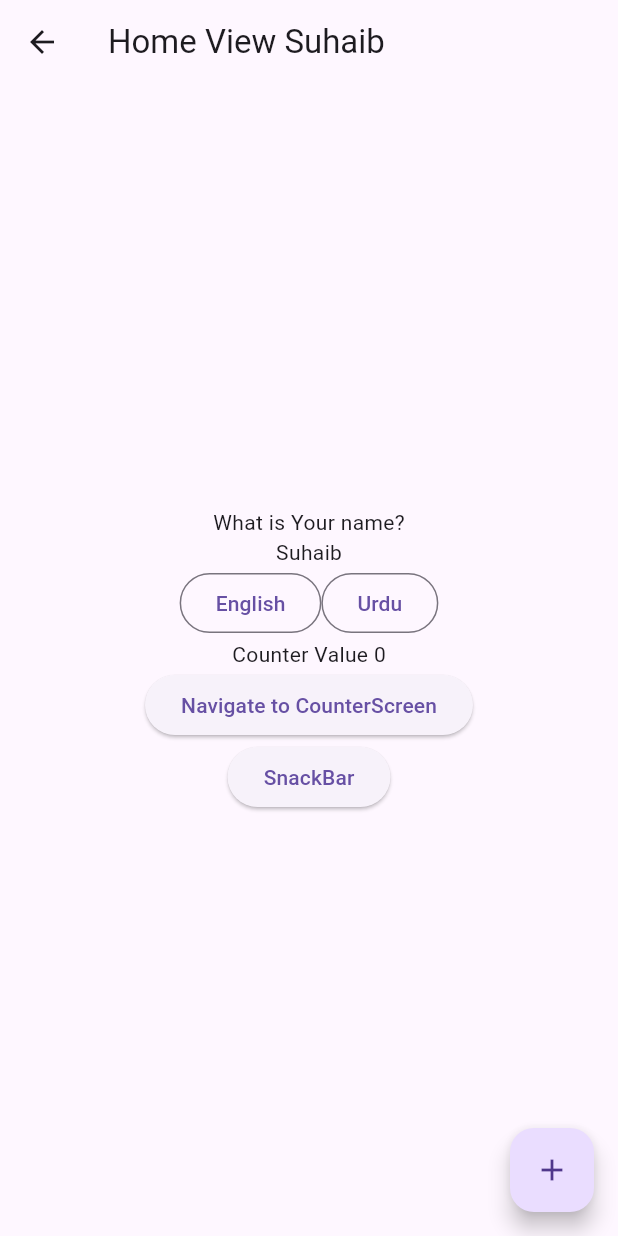
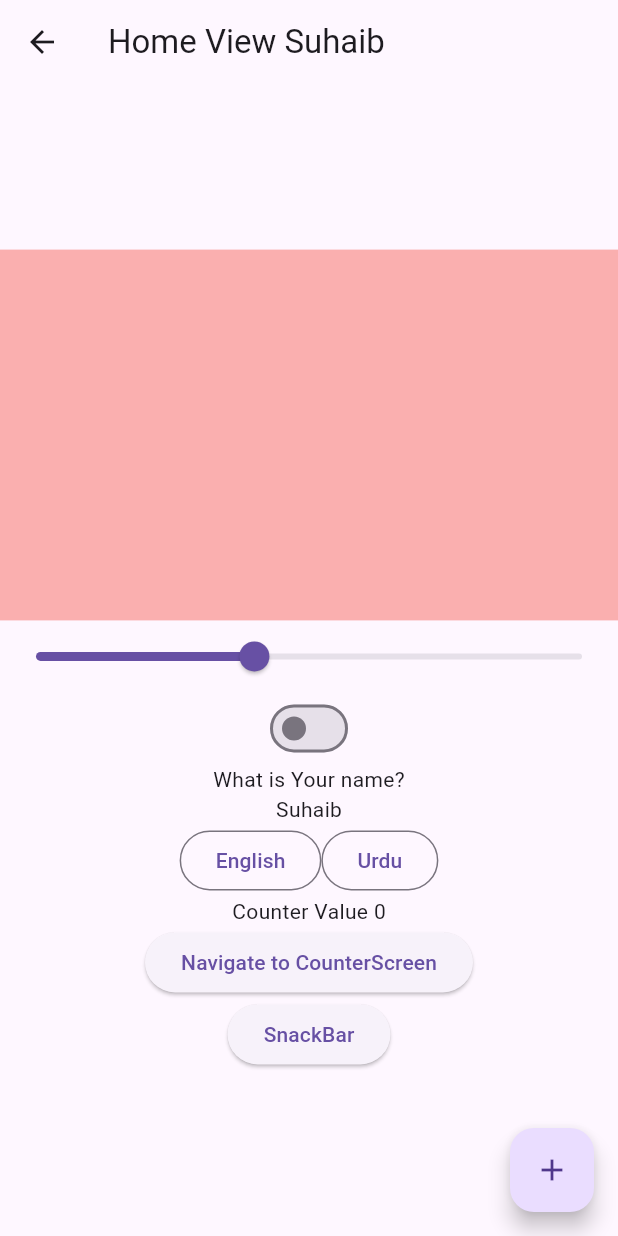
Before and after one commit to Suhaibusman/Getx_Practice, a Flutter app: the screen it shows after launch, after a tap on "Navigate to Home", on a phone screen of 412 x 824 dp. Run offline on Flutter 3.47's test engine with Material 3 defaults, Android fonts, the light colour scheme and no system bars; our stand-ins replace get.

Commit message:
Theme Mode Done

```diff
--- a/lib/controller/home_controller.dart
+++ b/lib/controller/home_controller.dart
@@ -0,0 +1,22 @@
+import 'package:flutter/material.dart';
+import 'package:get/get.dart';
+
+class HomeController extends GetxController {
+
+  Rx<double> opacity= 0.4.obs;
+
+  setOpacity(double value){
+    opacity.value = value;
+  }
+
+Rx<bool> isSwitched = false.obs;
+
+  void setIsSwitched(bool value) {
+    isSwitched.value = value;
+  if (isSwitched.isTrue) {
+      Get.changeTheme(ThemeData.dark());
+  } else {
+     Get.changeTheme(ThemeData.light());
+  }
+  }
+}
--- a/lib/main.dart
+++ b/lib/main.dart
@@ -1,8 +1,11 @@
 import 'package:flutter/material.dart';
 import 'package:get/get.dart';
+import 'package:getx_practice/controller/home_controller.dart';
 import 'package:getx_practice/localization/languages.dart';
 import 'package:getx_practice/ui/counter_view.dart';
 import 'package:getx_practice/ui/home_view.dart';
+
+
 
 void main() {
   runApp(const MyApp());
@@ -14,15 +17,19 @@ class MyApp extends StatelessWidget {
   // This widget is the root of your application.
   @override
   Widget build(BuildContext context) {
+    Get.lazyPut(() => HomeController());
+     HomeController homeController = Get.find<HomeController>();
     return  GetMaterialApp(
       debugShowCheckedModeBanner: false,
       home: const CounterView(),
       locale: const Locale("en","US"),
       translations: Languages(),
       fallbackLocale: const Locale("en","US"),
-      theme: ThemeData(
-        primarySwatch: Colors.blue,
-      ),
+      theme: ThemeData.light(), // Initial theme
+      darkTheme: ThemeData.dark(), // Initial dark theme
+      themeMode: homeController.isSwitched.isTrue
+          ? ThemeMode.dark
+          : ThemeMode.light,
       getPages: [
         GetPage(
           name: '/',
--- a/lib/ui/counter_view.dart
+++ b/lib/ui/counter_view.dart
@@ -22,6 +22,10 @@ class CounterView extends StatelessWidget {
             Get.toNamed("/homeView" ,  parameters: {"name": "Suhaib"});
             // Get.to(const HomeView());
           }, child: const Text("Navigate to Home")),
+          const SizedBox(height: 20,),
+          ElevatedButton(onPressed: (){
+             Get.changeTheme(ThemeData.dark());
+          }, child: Text("theme")),
            ElevatedButton(onPressed: (){
             Get.bottomSheet(Container(
                color: Colors.blue,
--- a/lib/ui/home_view.dart
+++ b/lib/ui/home_view.dart
@@ -4,6 +4,8 @@ import 'package:get/get.dart';
 
 import 'package:getx_practice/controller/counter_controller.dart';
 import 'package:getx_practice/ui/counter_view.dart';
+
+import '../controller/home_controller.dart';
 
 // ignore: must_be_immutable
 class HomeView extends StatelessWidget {
@@ -17,16 +19,29 @@ class HomeView extends StatelessWidget {
   @override
   Widget build(BuildContext context) {
     CounterController counterController = Get.find<CounterController>();
+        HomeController homeController = Get.put(HomeController());
     return Scaffold(
       appBar: AppBar(title:  Text("Home View ${Get.parameters["name"]}"),),
     body: Center(
       child: Column(
         mainAxisAlignment: MainAxisAlignment.center,
         children: <Widget>[
-
+              Obx(() => Container(
+  color: Colors.red.withOpacity(homeController.opacity.value),
+  height: Get.height *0.3,
+  width: Get.width,
+)),
+Obx(() => Slider(value: homeController.opacity.value, onChanged: (value){
+homeController.setOpacity(value);
+})
+),
+Obx(() => Switch(value: homeController.isSwitched.value, onChanged: (value){
+  homeController.setIsSwitched(value);
+}),),
           Text("message".tr),
            Text("name".tr),
            Row(
+
             mainAxisAlignment: MainAxisAlignment.center,
              children: [
                OutlinedButton(onPressed: (){
@@ -61,7 +76,7 @@ class HomeView extends StatelessWidget {
     );
   },
   child: const Text("SnackBar"),
-)
+),
 
 
         ],
```
